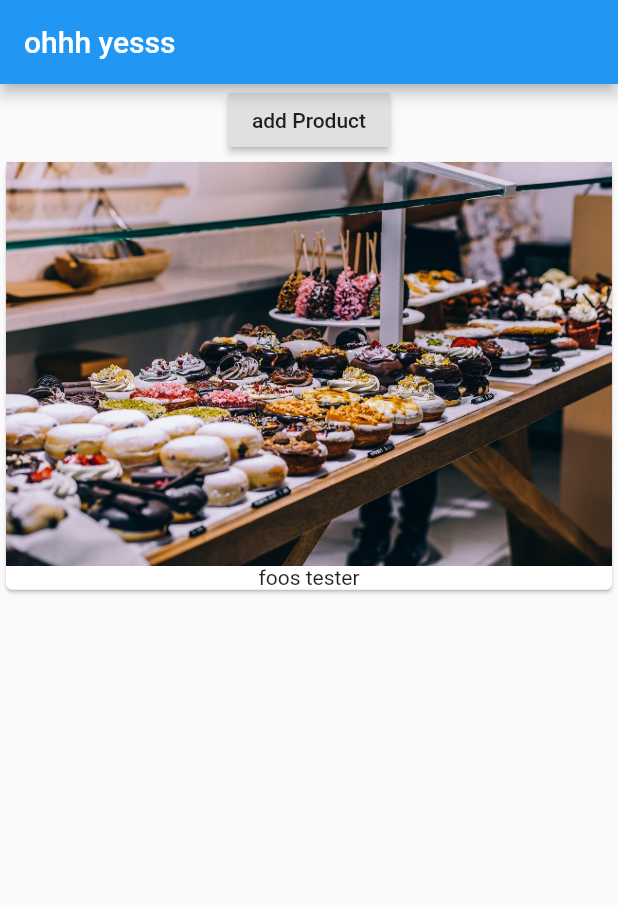
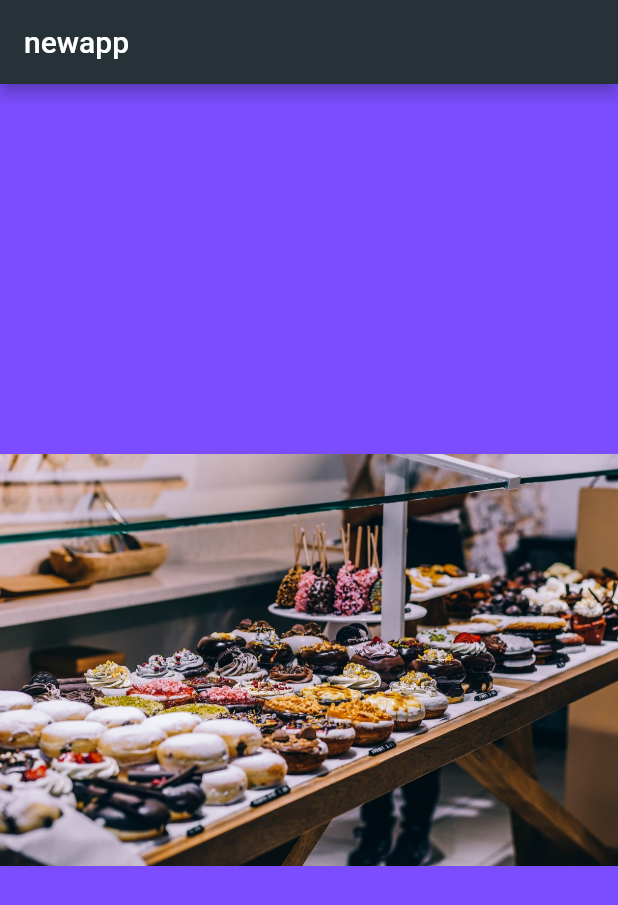
Before and after one commit to kratos619/flutterApp, a Flutter app: the screen it shows after launch, on a phone screen of 412 x 824 dp. Shown: the top 905 px of the screen. Run offline on Flutter 3.47's test engine with Material 2 defaults, Android fonts, the phone set to English and light mode, and no system bars.

Commit message:
create new APP COMPLETE

```diff
--- a/firstapp/lib/main.dart
+++ b/firstapp/lib/main.dart
@@ -1,52 +1,18 @@
 import 'package:flutter/material.dart';
 
-void main() => runApp(MyApp());
-
-class MyApp extends StatefulWidget {
-  @override
-  State<StatefulWidget> createState() {
-    return _MyAppState();
-  }
-}
-
-class _MyAppState extends State<MyApp> {
-  List<String> _products = ['foos tester'];
-  @override
-  Widget build(BuildContext context) {
-    return MaterialApp(
+void main() {
+  runApp(MaterialApp(
     home: Scaffold(
       appBar: AppBar(
-            title: Text("ohhh yesss"),
+        title: Text("newapp"),
+        backgroundColor: Colors.blueGrey[900],
       ),
-          body: Column(
-            children: [
-              Container(
-                child: RaisedButton(
-                  onPressed: () {
-                    setState(() {
-                      _products.add("advance Food Tester");
-                      print(_products);
-                    });
-                  },
-                  child: Text("add Product"),
+      backgroundColor: Colors.deepPurpleAccent,
+      body: Center(
+        child: Image(
+          image: AssetImage("assets/food.jpg"),
         ),
       ),
-              Column(
-                children: _products
-                    .map(
-                      (element) => Card(
-                        child: Column(
-                          children: <Widget>[
-                            Image.asset("assets/food.jpg"),
-                            Text(element),
-                          ],
     ),
-                      ),
-                    )
-                    .toList(),
-              )
-            ],
-          )),
-    );
+  ));
 }
-}
--- a/firstapp/pubspec.yaml
+++ b/firstapp/pubspec.yaml
@@ -40,7 +40,7 @@ flutter:
 
   # To add assets to your application, add an assets section, like this:
   assets:
-    - assets/food.jpg
+    - assets/
   #- images/a_dot_ham.jpeg
   # An image asset can refer to one or more resolution-specific "variants", see
   # https://flutter.dev/assets-and-images/#resolution-aware.
```
Also changed, not shown: 1 other file. Lines whose indentation alone changed are shown as unchanged.
